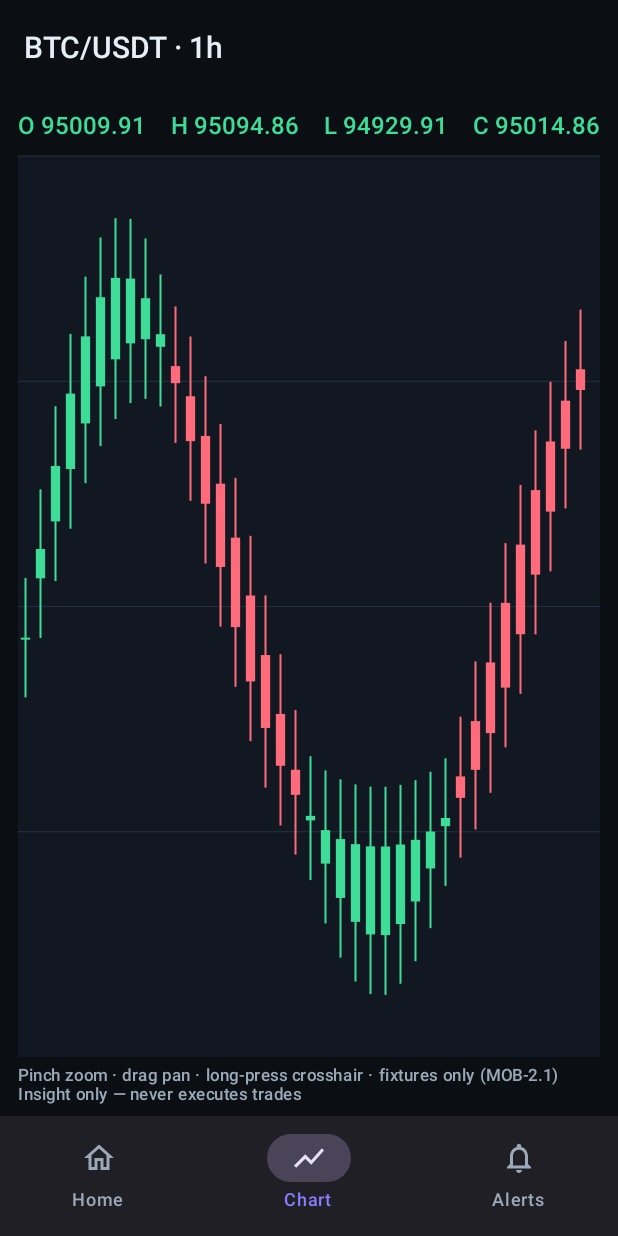
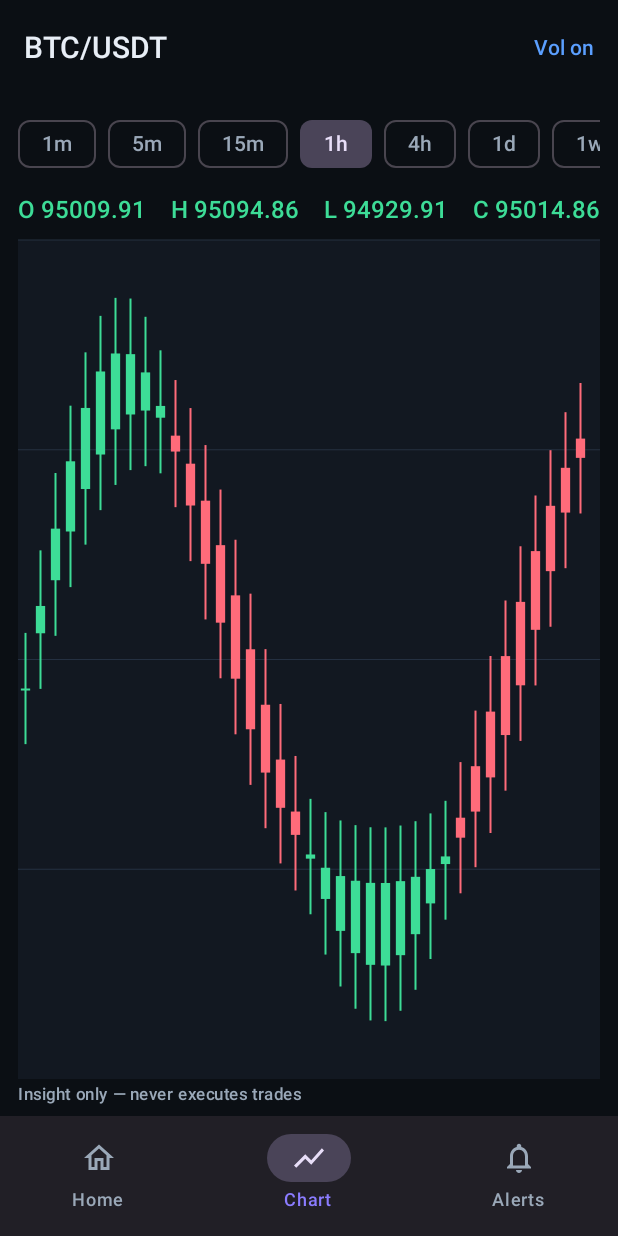
Before and after one commit to dice5am/confluence_app, an Android app built with Jetpack Compose: the chart screen opened through its navigation route, on a phone screen of 412 x 824 dp. Run offline under Robolectric (Android 15) with nearby library versions, the light colour scheme and no system bars.

Commit message:
feat(mobile): MOB-2.2 TF chips, 2.7 volume, 2.8 banners
Unify Canvas chart path; add day-one TF chips, collapsible volume strip,
and empty/loading/stale/error banners on fixtures.

```diff
--- a/feature-chart/src/main/java/com/cavin/confluence/feature/chart/CandleChart.kt
+++ b/feature-chart/src/main/java/com/cavin/confluence/feature/chart/CandleChart.kt
@@ -14,14 +14,12 @@ import androidx.compose.runtime.setValue
 import androidx.compose.ui.Modifier
 import androidx.compose.ui.geometry.Offset
 import androidx.compose.ui.geometry.Size
-import androidx.compose.ui.graphics.Color
 import androidx.compose.ui.graphics.PathEffect
-import androidx.compose.ui.graphics.drawscope.Stroke
 import androidx.compose.ui.input.pointer.pointerInput
 import androidx.compose.ui.layout.onSizeChanged
 import androidx.compose.ui.platform.LocalDensity
 import androidx.compose.ui.unit.dp
-import com.cavin.confluence.core.ui.theme.ConfluenceColors
+import com.cavin.confluence.core.ui.theme.ConfluenceThemeAccess
 import com.cavin.confluence.data.model.Candle
 import kotlin.math.floor
 import kotlin.math.max
@@ -29,10 +27,13 @@ import kotlin.math.min
 import kotlin.math.roundToInt
 
 /**
- * MOB-2.1 — Compose Canvas OHLC candle chart.
+ * MOB-2.1 — Compose Canvas OHLC candle chart (fixtures spike).
  *
- * Pan + pinch-zoom on the time axis; long-press drag for crosshair / nearest candle.
- * Draws only the visible window (no per-frame full-series alloc beyond index math).
+ * - Horizontal pan + pinch-zoom on the time axis
+ * - Long-press drag → crosshair + nearest candle callback
+ * - Draws the visible index window only (no full-series copy per frame)
+ *
+ * TODO(MOB-2.7): volume pane · TODO(MOB-2.5): live append without full rebuild
  */
 @Composable
 fun CandleChart(
@@ -42,15 +43,16 @@ fun CandleChart(
 ) {
     if (candles.isEmpty()) return
 
+    val chartColors = ConfluenceThemeAccess.chartColors
     var canvasWidthPx by remember { mutableFloatStateOf(0f) }
     val density = LocalDensity.current
     val minCandleWidthPx = with(density) { 4.dp.toPx() }
     val maxCandleWidthPx = with(density) { 28.dp.toPx() }
 
-    // Visible window: start index + how many candles fit
     var startIndex by remember(candles.size) { mutableIntStateOf(max(0, candles.size - 48)) }
     var candleWidthPx by remember { mutableFloatStateOf(with(density) { 10.dp.toPx() }) }
     var crosshairX by remember { mutableStateOf<Float?>(null) }
+    var drawEpoch by remember { mutableIntStateOf(0) }
 
     fun visibleCount(width: Float, cw: Float): Int {
         if (width <= 0f || cw <= 0f) return 1
@@ -75,19 +77,18 @@ fun CandleChart(
             .pointerInput(candles.size) {
                 detectTransformGestures { _, pan, zoom, _ ->
                     val width = canvasWidthPx.takeIf { it > 0f } ?: size.width.toFloat()
-                    var cw = (candleWidthPx * zoom).coerceIn(minCandleWidthPx, maxCandleWidthPx)
+                    val cw = (candleWidthPx * zoom).coerceIn(minCandleWidthPx, maxCandleWidthPx)
                     val count = visibleCount(width, cw)
-                    // pan.x > 0 means drag right → show older (decrease start) in typical charts
-                    // we treat drag right as looking at older data
+                    // Drag right → older candles (decrease start).
                     val shiftCandles = (-pan.x / cw).roundToInt()
-                    val newStart = clampWindow(startIndex + shiftCandles, count)
                     candleWidthPx = cw
-                    startIndex = newStart
+                    startIndex = clampWindow(startIndex + shiftCandles, count)
                     crosshairX = null
                     onCrosshairCandle(null)
+                    drawEpoch++
                 }
             }
-            .pointerInput(candles.size, startIndex, candleWidthPx) {
+            .pointerInput(candles.size) {
                 detectDragGesturesAfterLongPress(
                     onDragStart = { offset ->
                         crosshairX = offset.x
@@ -95,6 +96,7 @@ fun CandleChart(
                         val count = visibleCount(width, candleWidthPx)
                         val start = clampWindow(startIndex, count)
                         onCrosshairCandle(candleAtX(offset.x, start, count, candleWidthPx))
+                        drawEpoch++
                     },
                     onDrag = { change, _ ->
                         change.consume()
@@ -104,15 +106,20 @@ fun CandleChart(
                         val count = visibleCount(width, candleWidthPx)
                         val start = clampWindow(startIndex, count)
                         onCrosshairCandle(candleAtX(x, start, count, candleWidthPx))
+                        drawEpoch++
                     },
-                    onDragEnd = { /* keep last crosshair until next transform */ },
+                    onDragEnd = { /* keep selection until Clear / pan-zoom */ },
                     onDragCancel = {
                         crosshairX = null
                         onCrosshairCandle(null)
+                        drawEpoch++
                     },
                 )
             },
     ) {
+        @Suppress("UNUSED_EXPRESSION")
+        drawEpoch
+
         val width = size.width
         val height = size.height
         val cw = candleWidthPx
@@ -121,10 +128,10 @@ fun CandleChart(
         val end = min(candles.size, start + count)
         if (start >= end) return@Canvas
 
-        val visible = candles.subList(start, end)
         var lo = Float.POSITIVE_INFINITY
         var hi = Float.NEGATIVE_INFINITY
-        for (c in visible) {
+        for (i in start until end) {
+            val c = candles[i]
             lo = min(lo, c.low.toFloat())
             hi = max(hi, c.high.toFloat())
         }
@@ -135,18 +142,19 @@ fun CandleChart(
 
         fun yFor(price: Float): Float = height - ((price - lo) / span) * height
 
-        // light grid
-        val gridColor = ConfluenceColors.Grid
+        val gridColor = chartColors.grid
         for (i in 0..3) {
             val gy = height * i / 4f
             drawLine(gridColor, Offset(0f, gy), Offset(width, gy), strokeWidth = 1f)
         }
 
         val bodyFrac = 0.62f
-        for ((i, c) in visible.withIndex()) {
-            val cx = i * cw + cw / 2f
+        for (i in start until end) {
+            val c = candles[i]
+            val slot = i - start
+            val cx = slot * cw + cw / 2f
             val bull = c.close >= c.open
-            val color = if (bull) ConfluenceColors.Bull else ConfluenceColors.Bear
+            val color = if (bull) chartColors.bull else chartColors.bear
             val yHigh = yFor(c.high.toFloat())
             val yLow = yFor(c.low.toFloat())
             val yOpen = yFor(c.open.toFloat())
@@ -167,7 +175,7 @@ fun CandleChart(
         if (xh != null) {
             val dash = PathEffect.dashPathEffect(floatArrayOf(10f, 8f), 0f)
             drawLine(
-                ConfluenceColors.Crosshair,
+                chartColors.crosshair,
                 Offset(xh, 0f),
                 Offset(xh, height),
                 strokeWidth = 1.5f,
@@ -176,8 +184,7 @@ fun CandleChart(
             val c = candleAtX(xh, start, count, cw)
             if (c != null) {
                 val y = yFor(c.close.toFloat())
-                drawCircle(ConfluenceColors.Crosshair, radius = 5f, center = Offset(xh, y))
-                drawCircle(Color.Transparent, radius = 5f, center = Offset(xh, y), style = Stroke(2f))
+                drawCircle(chartColors.crosshair, radius = 5f, center = Offset(xh, y))
             }
         }
     }
--- a/feature-chart/src/main/java/com/cavin/confluence/feature/chart/ChartScreen.kt
+++ b/feature-chart/src/main/java/com/cavin/confluence/feature/chart/ChartScreen.kt
@@ -1,6 +1,7 @@
 package com.cavin.confluence.feature.chart
 
 import androidx.compose.foundation.background
+import androidx.compose.foundation.horizontalScroll
 import androidx.compose.foundation.layout.Arrangement
 import androidx.compose.foundation.layout.Box
 import androidx.compose.foundation.layout.Column
@@ -10,17 +11,22 @@ import androidx.compose.foundation.layout.fillMaxSize
 import androidx.compose.foundation.layout.fillMaxWidth
 import androidx.compose.foundation.layout.height
 import androidx.compose.foundation.layout.padding
+import androidx.compose.foundation.rememberScrollState
 import androidx.compose.material3.CircularProgressIndicator
 import androidx.compose.material3.ExperimentalMaterial3Api
+import androidx.compose.material3.FilterChip
 import androidx.compose.material3.MaterialTheme
 import androidx.compose.material3.Scaffold
+import androidx.compose.material3.Surface
 import androidx.compose.material3.Text
+import androidx.compose.material3.TextButton
 import androidx.compose.material3.TopAppBar
 import androidx.compose.material3.TopAppBarDefaults
 import androidx.compose.runtime.Composable
 import androidx.compose.runtime.getValue
 import androidx.compose.ui.Alignment
 import androidx.compose.ui.Modifier
+import androidx.compose.ui.graphics.Color
 import androidx.compose.ui.text.font.FontWeight
 import androidx.compose.ui.tooling.preview.Preview
 import androidx.compose.ui.unit.dp
@@ -29,13 +35,15 @@ import androidx.lifecycle.viewmodel.compose.viewModel
 import com.cavin.confluence.core.ui.theme.ConfluenceColors
 import com.cavin.confluence.core.ui.theme.ConfluenceTheme
 import com.cavin.confluence.data.model.Candle
+import com.cavin.confluence.data.model.HealthStatus
 import com.cavin.confluence.data.model.Timeframe
 import java.util.Locale
 
-/**
- * MOB-2.1 Chart screen — Canvas OHLC on fixtures.
- * TF chips / volume pane / banners = later MOB-2.x.
- */
+private val DayOneTimeframes = listOf(
+    Timeframe.M1, Timeframe.M5, Timeframe.M15,
+    Timeframe.H1, Timeframe.H4, Timeframe.D1, Timeframe.W1,
+)
+
 @Composable
 fun ChartRoute(
     timeframe: String? = null,
@@ -52,7 +60,10 @@ fun ChartRoute(
     ChartScreen(
         state = state,
         alertId = alertId?.takeIf { it.isNotBlank() },
+        onSelectTf = vm::setTimeframe,
         onCrosshair = vm::onCrosshair,
+        onToggleVolume = vm::toggleVolume,
+        onRetry = vm::refresh,
         onBack = onBack,
     )
 }
@@ -62,16 +73,24 @@ fun ChartRoute(
 fun ChartScreen(
     state: ChartUiState,
     alertId: String? = null,
+    onSelectTf: (Timeframe) -> Unit = {},
     onCrosshair: (Candle?) -> Unit = {},
+    onToggleVolume: () -> Unit = {},
+    onRetry: () -> Unit = {},
     onBack: () -> Unit = {},
 ) {
     Scaffold(
         topBar = {
             TopAppBar(
-                title = { Text("BTC/USDT · ${state.timeframe.wire}") },
+                title = { Text("BTC/USDT") },
                 colors = TopAppBarDefaults.topAppBarColors(
                     containerColor = MaterialTheme.colorScheme.background,
                 ),
+                actions = {
+                    TextButton(onClick = onToggleVolume) {
+                        Text(if (state.showVolume) "Vol on" else "Vol off")
+                    }
+                },
             )
         },
         containerColor = MaterialTheme.colorScheme.background,
@@ -82,8 +101,36 @@ fun ChartScreen(
                 .padding(padding)
                 .padding(horizontal = 12.dp, vertical = 8.dp),
         ) {
+            // MOB-2.2 TF chips
+            Row(
+                modifier = Modifier
+                    .fillMaxWidth()
+                    .horizontalScroll(rememberScrollState()),
+                horizontalArrangement = Arrangement.spacedBy(8.dp),
+            ) {
+                DayOneTimeframes.forEach { tf ->
+                    FilterChip(
+                        selected = state.timeframe == tf,
+                        onClick = { onSelectTf(tf) },
+                        label = { Text(tf.wire) },
+                    )
+                }
+            }
+
+            Spacer(Modifier.height(8.dp))
+
+            // MOB-2.8 banners
+            ChartStatusBanner(
+                loading = state.loading,
+                error = state.error,
+                health = state.health?.status,
+                empty = !state.loading && state.error == null && state.candles.isEmpty(),
+                onRetry = onRetry,
+            )
+
             OhlcReadout(candle = state.crosshair ?: state.candles.lastOrNull())
             Spacer(Modifier.height(8.dp))
+
             Box(
                 modifier = Modifier
                     .weight(1f)
@@ -91,19 +138,18 @@ fun ChartScreen(
                     .background(ConfluenceColors.Surface),
             ) {
                 when {
-                    state.loading -> CircularProgressIndicator(Modifier.align(Alignment.Center))
-                    state.error != null -> Text(
-                        text = state.error,
-                        color = MaterialTheme.colorScheme.error,
-                        modifier = Modifier.align(Alignment.Center),
-                    )
-                    else -> CandleChart(
+                    state.loading && state.candles.isEmpty() ->
+                        CircularProgressIndicator(Modifier.align(Alignment.Center))
+                    state.candles.isNotEmpty() -> CandleChart(
                         candles = state.candles,
+                        showVolume = state.showVolume,
+                        seriesKey = "${state.venue.wire}:${state.timeframe.wire}",
                         modifier = Modifier.fillMaxSize(),
                         onCrosshairCandle = onCrosshair,
                     )
                 }
             }
+
             if (!alertId.isNullOrBlank()) {
                 Text(
                     text = "alertId deep-link stub: $alertId",
@@ -113,16 +159,50 @@ fun ChartScreen(
                 )
             }
             Text(
-                text = "Pinch zoom · drag pan · long-press crosshair · fixtures only (MOB-2.1)",
-                style = MaterialTheme.typography.labelSmall,
-                color = MaterialTheme.colorScheme.onSurfaceVariant,
-                modifier = Modifier.padding(top = 6.dp),
-            )
-            Text(
                 text = "Insight only — never executes trades",
                 style = MaterialTheme.typography.labelSmall,
                 color = MaterialTheme.colorScheme.onSurfaceVariant,
+                modifier = Modifier.padding(top = 4.dp),
             )
+        }
+    }
+}
+
+@Composable
+private fun ChartStatusBanner(
+    loading: Boolean,
+    error: String?,
+    health: HealthStatus?,
+    empty: Boolean,
+    onRetry: () -> Unit,
+) {
+    val (bg, msg) = when {
+        error != null -> ConfluenceColors.HealthDisconnected.copy(alpha = 0.25f) to "Error: $error"
+        empty -> ConfluenceColors.SurfaceVariant to "No candle data"
+        health == HealthStatus.STALE ->
+            ConfluenceColors.HealthStale.copy(alpha = 0.25f) to "Stale feed — showing last fixtures"
+        health == HealthStatus.DISCONNECTED ->
+            ConfluenceColors.HealthDisconnected.copy(alpha = 0.25f) to "Disconnected — O1 cache path later (MOB-4.6)"
+        health == HealthStatus.DEGRADED ->
+            ConfluenceColors.HealthDegraded.copy(alpha = 0.25f) to "Degraded feed"
+        loading -> ConfluenceColors.SurfaceVariant to "Loading…"
+        else -> return
+    }
+    Surface(
+        color = bg,
+        modifier = Modifier
+            .fillMaxWidth()
+            .padding(bottom = 8.dp),
+    ) {
+        Row(
+            Modifier.padding(horizontal = 12.dp, vertical = 8.dp),
+            verticalAlignment = Alignment.CenterVertically,
+            horizontalArrangement = Arrangement.SpaceBetween,
+        ) {
+            Text(msg, style = MaterialTheme.typography.labelMedium)
+            if (error != null || empty) {
+                TextButton(onClick = onRetry) { Text("Retry") }
+            }
         }
     }
 }
--- a/feature-chart/src/main/java/com/cavin/confluence/feature/chart/ChartViewModel.kt
+++ b/feature-chart/src/main/java/com/cavin/confluence/feature/chart/ChartViewModel.kt
@@ -3,8 +3,11 @@ package com.cavin.confluence.feature.chart
 import androidx.lifecycle.ViewModel
 import androidx.lifecycle.ViewModelProvider
 import androidx.lifecycle.viewModelScope
+import com.cavin.confluence.data.fake.FakeFixtures
 import com.cavin.confluence.data.fake.FakeMarketDataApi
 import com.cavin.confluence.data.model.Candle
+import com.cavin.confluence.data.model.HealthStatus
+import com.cavin.confluence.data.model.MarketHealth
 import com.cavin.confluence.data.model.Timeframe
 import com.cavin.confluence.data.model.Venue
 import kotlinx.coroutines.flow.MutableStateFlow
@@ -17,13 +20,15 @@ data class ChartUiState(
     val loading: Boolean = true,
     val candles: List<Candle> = emptyList(),
     val timeframe: Timeframe = Timeframe.H1,
+    val venue: Venue = Venue.BINANCE,
+    val health: MarketHealth? = null,
     val crosshair: Candle? = null,
+    val showVolume: Boolean = true,
     val error: String? = null,
 )
 
 /**
- * MOB-2.1 — loads fixture closed candles for the Canvas spike.
- * Real MD client wiring is MOB-2.9.
+ * MOB-2.1–2.8 chart VM — fixtures until MOB-2.9 wires real MD client.
  */
 class ChartViewModel(
     private val api: FakeMarketDataApi = FakeMarketDataApi(),
@@ -39,32 +44,54 @@ class ChartViewModel(
 
     fun refresh() {
         viewModelScope.launch {
-            _ui.update { it.copy(loading = true, error = null) }
+            val tf = _ui.value.timeframe
+            _ui.update { it.copy(loading = true, error = null, crosshair = null) }
             runCatching {
-                api.getHistory(
-                    venue = Venue.BINANCE,
-                    timeframe = _ui.value.timeframe,
-                )
-            }.onSuccess { list ->
+                val candles = api.getHistory(venue = Venue.BINANCE, timeframe = tf)
+                val health = api.getHealth(Venue.BINANCE)
+                candles to health
+            }.onSuccess { (list, health) ->
                 _ui.update {
-                    it.copy(loading = false, candles = list, error = if (list.isEmpty()) "No candles" else null)
+                    it.copy(
+                        loading = false,
+                        candles = list,
+                        health = health,
+                        venue = Venue.BINANCE,
+                        error = if (list.isEmpty()) "No candles" else null,
+                    )
                 }
             }.onFailure { e ->
-                _ui.update { it.copy(loading = false, error = e.message ?: "Load failed") }
+                _ui.update {
+                    it.copy(
+                        loading = false,
+                        error = e.message ?: "Load failed",
+                        health = FakeFixtures.sampleHealth(HealthStatus.DISCONNECTED),
+                    )
+                }
             }
         }
+    }
+
+    fun setTimeframe(tf: Timeframe) {
+        if (tf == _ui.value.timeframe) return
+        _ui.update { it.copy(timeframe = tf) }
+        refresh()
     }
 
     fun onCrosshair(candle: Candle?) {
         _ui.update { it.copy(crosshair = candle) }
     }
 
+    fun toggleVolume() {
+        _ui.update { it.copy(showVolume = !it.showVolume) }
+    }
+
     companion object {
-        fun factory(tf: Timeframe = Timeframe.H1): ViewModelProvider.Factory =
+        fun factory(initialTimeframe: Timeframe = Timeframe.H1): ViewModelProvider.Factory =
             object : ViewModelProvider.Factory {
                 @Suppress("UNCHECKED_CAST")
                 override fun <T : ViewModel> create(modelClass: Class<T>): T {
-                    return ChartViewModel(initialTf = tf) as T
+                    return ChartViewModel(initialTf = initialTimeframe) as T
                 }
             }
     }
```
Also changed, not shown: feature-chart/src/main/java/com/cavin/confluence/feature/chart/canvas/CandleChart.kt (deleted, +0 -286 lines), feature-chart/src/main/java/com/cavin/confluence/feature/chart/canvas/CandleChartViewport.kt (deleted, +0 -107 lines), 1 other file.
